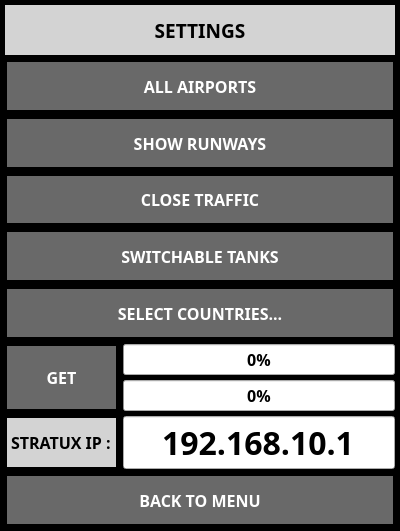
The window that ui/SettingsDialog.ui (UnexplodedMinds/Stratofier) describes before a commit, drawn with Qt 5.
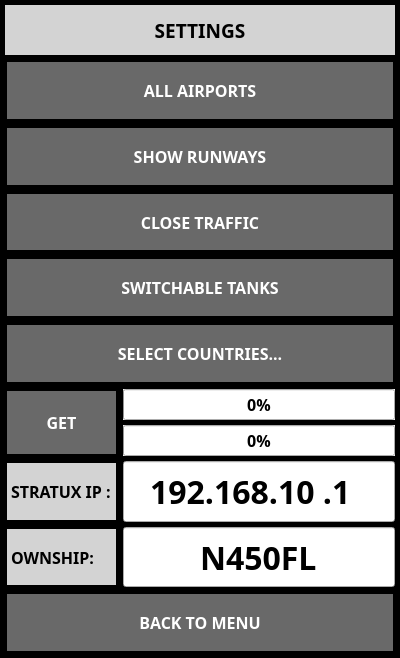
The same window after the commit. Icons and pictures are not drawn.

Commit message: Added ownship spec to settings so it can be ignored in the traffic update. Added bearing and distance indication for direct-to and from-to. Added different traffic coloring depending on altitude delta.

```diff
--- a/ui/SettingsDialog.ui
+++ b/ui/SettingsDialog.ui
@@ -7,7 +7,7 @@
     <x>0</x>
     <y>0</y>
     <width>400</width>
-    <height>531</height>
+    <height>658</height>
    </rect>
   </property>
   <property name="sizePolicy">
@@ -168,8 +168,8 @@
      </property>
     </widget>
    </item>
-   <item row="3" column="0" colspan="5">
-    <widget class="QPushButton" name="m_pTrafficButton">
+   <item row="8" column="3" colspan="2">
+    <widget class="QLineEdit" name="m_pIPEdit">
      <property name="sizePolicy">
       <sizepolicy hsizetype="MinimumExpanding" vsizetype="MinimumExpanding">
        <horstretch>0</horstretch>
@@ -179,95 +179,22 @@
      <property name="font">
       <font>
        <family>Droid Sans</family>
-       <pointsize>12</pointsize>
+       <pointsize>24</pointsize>
        <weight>75</weight>
        <bold>true</bold>
       </font>
      </property>
-     <property name="text">
-      <string>CLOSE TRAFFIC</string>
+     <property name="inputMask">
+      <string>900.900.900.900</string>
      </property>
-     <property name="iconSize">
-      <size>
-       <width>32</width>
-       <height>32</height>
-      </size>
-     </property>
-     <property name="checkable">
-      <bool>false</bool>
-     </property>
-     <property name="checked">
-      <bool>false</bool>
-     </property>
-     <property name="autoDefault">
-      <bool>false</bool>
-     </property>
-    </widget>
-   </item>
-   <item row="9" column="0" colspan="5">
-    <widget class="QPushButton" name="m_pCloseButton">
-     <property name="sizePolicy">
-      <sizepolicy hsizetype="MinimumExpanding" vsizetype="MinimumExpanding">
-       <horstretch>0</horstretch>
-       <verstretch>0</verstretch>
-      </sizepolicy>
-     </property>
-     <property name="font">
-      <font>
-       <family>Droid Sans</family>
-       <pointsize>12</pointsize>
-       <weight>75</weight>
-       <bold>true</bold>
-      </font>
-     </property>
-     <property name="autoFillBackground">
-      <bool>false</bool>
-     </property>
      <property name="text">
-      <string>BACK TO MENU</string>
+      <string>192.168.10.1</string>
      </property>
-     <property name="iconSize">
-      <size>
-       <width>32</width>
-       <height>32</height>
-      </size>
+     <property name="maxLength">
+      <number>15</number>
      </property>
-     <property name="autoDefault">
-      <bool>false</bool>
-     </property>
-    </widget>
-   </item>
-   <item row="4" column="0" colspan="5">
-    <widget class="QPushButton" name="m_pSwitchableButton">
-     <property name="sizePolicy">
-      <sizepolicy hsizetype="MinimumExpanding" vsizetype="MinimumExpanding">
-       <horstretch>0</horstretch>
-       <verstretch>0</verstretch>
-      </sizepolicy>
-     </property>
-     <property name="font">
-      <font>
-       <family>Droid Sans</family>
-       <pointsize>12</pointsize>
-       <weight>75</weight>
-       <bold>true</bold>
-      </font>
-     </property>
-     <property name="text">
-      <string>SWITCHABLE TANKS</string>
-     </property>
-     <property name="icon">
-      <iconset resource="../AHRSResources.qrc">
-       <normaloff>:/icons/resources/OK.png</normaloff>:/icons/resources/OK.png</iconset>
-     </property>
-     <property name="iconSize">
-      <size>
-       <width>32</width>
-       <height>32</height>
-      </size>
-     </property>
-     <property name="autoDefault">
-      <bool>false</bool>
+     <property name="alignment">
+      <set>Qt::AlignCenter</set>
      </property>
     </widget>
    </item>
@@ -301,6 +228,94 @@
      </property>
     </widget>
    </item>
+   <item row="7" column="3" colspan="2">
+    <layout class="QVBoxLayout" name="verticalLayout">
+     <item>
+      <widget class="QProgressBar" name="m_pCountryProgress">
+       <property name="sizePolicy">
+        <sizepolicy hsizetype="MinimumExpanding" vsizetype="MinimumExpanding">
+         <horstretch>0</horstretch>
+         <verstretch>0</verstretch>
+        </sizepolicy>
+       </property>
+       <property name="font">
+        <font>
+         <family>Droid Sans</family>
+         <pointsize>12</pointsize>
+         <weight>75</weight>
+         <bold>true</bold>
+        </font>
+       </property>
+       <property name="autoFillBackground">
+        <bool>true</bool>
+       </property>
+       <property name="value">
+        <number>0</number>
+       </property>
+       <property name="format">
+        <string>%p%</string>
+       </property>
+      </widget>
+     </item>
+     <item>
+      <widget class="QProgressBar" name="m_pDataProgress">
+       <property name="sizePolicy">
+        <sizepolicy hsizetype="MinimumExpanding" vsizetype="MinimumExpanding">
+         <horstretch>0</horstretch>
+         <verstretch>0</verstretch>
+        </sizepolicy>
+       </property>
+       <property name="font">
+        <font>
+         <family>Droid Sans</family>
+         <pointsize>12</pointsize>
+         <weight>75</weight>
+         <bold>true</bold>
+        </font>
+       </property>
+       <property name="autoFillBackground">
+        <bool>true</bool>
+       </property>
+       <property name="value">
+        <number>0</number>
+       </property>
+      </widget>
+     </item>
+    </layout>
+   </item>
+   <item row="11" column="0" colspan="5">
+    <widget class="QPushButton" name="m_pCloseButton">
+     <property name="sizePolicy">
+      <sizepolicy hsizetype="MinimumExpanding" vsizetype="MinimumExpanding">
+       <horstretch>0</horstretch>
+       <verstretch>0</verstretch>
+      </sizepolicy>
+     </property>
+     <property name="font">
+      <font>
+       <family>Droid Sans</family>
+       <pointsize>12</pointsize>
+       <weight>75</weight>
+       <bold>true</bold>
+      </font>
+     </property>
+     <property name="autoFillBackground">
+      <bool>false</bool>
+     </property>
+     <property name="text">
+      <string>BACK TO MENU</string>
+     </property>
+     <property name="iconSize">
+      <size>
+       <width>32</width>
+       <height>32</height>
+      </size>
+     </property>
+     <property name="autoDefault">
+      <bool>false</bool>
+     </property>
+    </widget>
+   </item>
    <item row="0" column="0" colspan="5">
     <widget class="QLabel" name="m_pTitleLabel">
      <property name="sizePolicy">
@@ -346,6 +361,76 @@
      </property>
     </widget>
    </item>
+   <item row="3" column="0" colspan="5">
+    <widget class="QPushButton" name="m_pTrafficButton">
+     <property name="sizePolicy">
+      <sizepolicy hsizetype="MinimumExpanding" vsizetype="MinimumExpanding">
+       <horstretch>0</horstretch>
+       <verstretch>0</verstretch>
+      </sizepolicy>
+     </property>
+     <property name="font">
+      <font>
+       <family>Droid Sans</family>
+       <pointsize>12</pointsize>
+       <weight>75</weight>
+       <bold>true</bold>
+      </font>
+     </property>
+     <property name="text">
+      <string>CLOSE TRAFFIC</string>
+     </property>
+     <property name="iconSize">
+      <size>
+       <width>32</width>
+       <height>32</height>
+      </size>
+     </property>
+     <property name="checkable">
+      <bool>false</bool>
+     </property>
+     <property name="checked">
+      <bool>false</bool>
+     </property>
+     <property name="autoDefault">
+      <bool>false</bool>
+     </property>
+    </widget>
+   </item>
+   <item row="4" column="0" colspan="5">
+    <widget class="QPushButton" name="m_pSwitchableButton">
+     <property name="sizePolicy">
+      <sizepolicy hsizetype="MinimumExpanding" vsizetype="MinimumExpanding">
+       <horstretch>0</horstretch>
+       <verstretch>0</verstretch>
+      </sizepolicy>
+     </property>
+     <property name="font">
+      <font>
+       <family>Droid Sans</family>
+       <pointsize>12</pointsize>
+       <weight>75</weight>
+       <bold>true</bold>
+      </font>
+     </property>
+     <property name="text">
+      <string>SWITCHABLE TANKS</string>
+     </property>
+     <property name="icon">
+      <iconset resource="../AHRSResources.qrc">
+       <normaloff>:/icons/resources/OK.png</normaloff>:/icons/resources/OK.png</iconset>
+     </property>
+     <property name="iconSize">
+      <size>
+       <width>32</width>
+       <height>32</height>
+      </size>
+     </property>
+     <property name="autoDefault">
+      <bool>false</bool>
+     </property>
+    </widget>
+   </item>
    <item row="2" column="0" colspan="5">
     <widget class="QPushButton" name="m_pShowRunwaysButton">
      <property name="sizePolicy">
@@ -380,30 +465,6 @@
      </property>
     </widget>
    </item>
-   <item row="8" column="3" colspan="2">
-    <widget class="QLineEdit" name="m_pIPEdit">
-     <property name="sizePolicy">
-      <sizepolicy hsizetype="MinimumExpanding" vsizetype="MinimumExpanding">
-       <horstretch>0</horstretch>
-       <verstretch>0</verstretch>
-      </sizepolicy>
-     </property>
-     <property name="font">
-      <font>
-       <family>Droid Sans</family>
-       <pointsize>24</pointsize>
-       <weight>75</weight>
-       <bold>true</bold>
-      </font>
-     </property>
-     <property name="text">
-      <string>192.168.10.1</string>
-     </property>
-     <property name="alignment">
-      <set>Qt::AlignCenter</set>
-     </property>
-    </widget>
-   </item>
    <item row="7" column="0" colspan="3">
     <widget class="QPushButton" name="m_pGetDataButton">
      <property name="sizePolicy">
@@ -679,54 +740,264 @@
      </property>
     </widget>
    </item>
-   <item row="7" column="3" colspan="2">
-    <layout class="QVBoxLayout" name="verticalLayout">
-     <item>
-      <widget class="QProgressBar" name="m_pCountryProgress">
-       <property name="sizePolicy">
-        <sizepolicy hsizetype="MinimumExpanding" vsizetype="MinimumExpanding">
-         <horstretch>0</horstretch>
-         <verstretch>0</verstretch>
-        </sizepolicy>
-       </property>
-       <property name="font">
-        <font>
-         <family>Droid Sans</family>
-         <pointsize>12</pointsize>
-         <weight>75</weight>
-         <bold>true</bold>
-        </font>
-       </property>
-       <property name="value">
-        <number>0</number>
-       </property>
-       <property name="format">
-        <string>%p%</string>
-       </property>
-      </widget>
-     </item>
-     <item>
-      <widget class="QProgressBar" name="m_pDataProgress">
-       <property name="sizePolicy">
-        <sizepolicy hsizetype="MinimumExpanding" vsizetype="MinimumExpanding">
-         <horstretch>0</horstretch>
-         <verstretch>0</verstretch>
-        </sizepolicy>
-       </property>
-       <property name="font">
-        <font>
-         <family>Droid Sans</family>
-         <pointsize>12</pointsize>
-         <weight>75</weight>
-         <bold>true</bold>
-        </font>
-       </property>
-       <property name="value">
-        <number>0</number>
-       </property>
-      </widget>
-     </item>
-    </layout>
+   <item row="9" column="3" colspan="2">
+    <widget class="QLineEdit" name="m_pOwnshipIDEdit">
+     <property name="sizePolicy">
+      <sizepolicy hsizetype="MinimumExpanding" vsizetype="MinimumExpanding">
+       <horstretch>0</horstretch>
+       <verstretch>0</verstretch>
+      </sizepolicy>
+     </property>
+     <property name="font">
+      <font>
+       <family>Droid Sans</family>
+       <pointsize>24</pointsize>
+       <weight>75</weight>
+       <bold>true</bold>
+      </font>
+     </property>
+     <property name="text">
+      <string>N450FL</string>
+     </property>
+     <property name="alignment">
+      <set>Qt::AlignCenter</set>
+     </property>
+    </widget>
+   </item>
+   <item row="9" column="0" colspan="3">
+    <widget class="QLabel" name="label_4">
+     <property name="sizePolicy">
+      <sizepolicy hsizetype="Minimum" vsizetype="Preferred">
+       <horstretch>0</horstretch>
+       <verstretch>0</verstretch>
+      </sizepolicy>
+     </property>
+     <property name="palette">
+      <palette>
+       <active>
+        <colorrole role="WindowText">
+         <brush brushstyle="SolidPattern">
+          <color alpha="255">
+           <red>0</red>
+           <green>0</green>
+           <blue>0</blue>
+          </color>
+         </brush>
+        </colorrole>
+        <colorrole role="Button">
+         <brush brushstyle="SolidPattern">
+          <color alpha="255">
+           <red>211</red>
+           <green>211</green>
+           <blue>211</blue>
+          </color>
+         </brush>
+        </colorrole>
+        <colorrole role="Text">
+         <brush brushstyle="SolidPattern">
+          <color alpha="255">
+           <red>0</red>
+           <green>0</green>
+           <blue>0</blue>
+          </color>
+         </brush>
+        </colorrole>
+        <colorrole role="ButtonText">
+         <brush brushstyle="SolidPattern">
+          <color alpha="255">
+           <red>0</red>
+           <green>0</green>
+           <blue>0</blue>
+          </color>
+         </brush>
+        </colorrole>
+        <colorrole role="Base">
+         <brush brushstyle="SolidPattern">
+          <color alpha="255">
+           <red>211</red>
+           <green>211</green>
+           <blue>211</blue>
+          </color>
+         </brush>
+        </colorrole>
+        <colorrole role="Window">
+         <brush brushstyle="SolidPattern">
+          <color alpha="255">
+           <red>211</red>
+           <green>211</green>
+           <blue>211</blue>
+          </color>
+         </brush>
+        </colorrole>
+        <colorrole role="PlaceholderText">
+         <brush brushstyle="NoBrush">
+          <color alpha="128">
+           <red>0</red>
+           <green>0</green>
+           <blue>0</blue>
+          </color>
+         </brush>
+        </colorrole>
+       </active>
+       <inactive>
+        <colorrole role="WindowText">
+         <brush brushstyle="SolidPattern">
+          <color alpha="255">
+           <red>0</red>
+           <green>0</green>
+           <blue>0</blue>
+          </color>
+         </brush>
+        </colorrole>
+        <colorrole role="Button">
+         <brush brushstyle="SolidPattern">
+          <color alpha="255">
+           <red>211</red>
+           <green>211</green>
+           <blue>211</blue>
+          </color>
+         </brush>
+        </colorrole>
+        <colorrole role="Text">
+         <brush brushstyle="SolidPattern">
+          <color alpha="255">
+           <red>0</red>
+           <green>0</green>
+           <blue>0</blue>
+          </color>
+         </brush>
+        </colorrole>
+        <colorrole role="ButtonText">
+         <brush brushstyle="SolidPattern">
+          <color alpha="255">
+           <red>0</red>
+           <green>0</green>
+           <blue>0</blue>
+          </color>
+         </brush>
+        </colorrole>
+        <colorrole role="Base">
+         <brush brushstyle="SolidPattern">
+          <color alpha="255">
+           <red>211</red>
+           <green>211</green>
+           <blue>211</blue>
+          </color>
+         </brush>
+        </colorrole>
+        <colorrole role="Window">
+         <brush brushstyle="SolidPattern">
+          <color alpha="255">
+           <red>211</red>
+           <green>211</green>
+           <blue>211</blue>
+          </color>
+         </brush>
+        </colorrole>
+        <colorrole role="PlaceholderText">
+         <brush brushstyle="NoBrush">
+          <color alpha="128">
+           <red>0</red>
+           <green>0</green>
+           <blue>0</blue>
+          </color>
+         </brush>
+        </colorrole>
+       </inactive>
+       <disabled>
+        <colorrole role="WindowText">
+         <brush brushstyle="SolidPattern">
+          <color alpha="255">
+           <red>0</red>
+           <green>0</green>
+           <blue>0</blue>
+          </color>
+         </brush>
+        </colorrole>
+        <colorrole role="Button">
+         <brush brushstyle="SolidPattern">
+          <color alpha="255">
+           <red>211</red>
+           <green>211</green>
+           <blue>211</blue>
+          </color>
+         </brush>
+        </colorrole>
+        <colorrole role="Text">
+         <brush brushstyle="SolidPattern">
+          <color alpha="255">
+           <red>0</red>
+           <green>0</green>
+           <blue>0</blue>
+          </color>
+         </brush>
+        </colorrole>
+        <colorrole role="ButtonText">
+         <brush brushstyle="SolidPattern">
+          <color alpha="255">
+           <red>0</red>
+           <green>0</green>
+           <blue>0</blue>
+          </color>
+         </brush>
+        </colorrole>
+        <colorrole role="Base">
+         <brush brushstyle="SolidPattern">
+          <color alpha="255">
+           <red>211</red>
+           <green>211</green>
+           <blue>211</blue>
+          </color>
+         </brush>
+        </colorrole>
+        <colorrole role="Window">
+         <brush brushstyle="SolidPattern">
+          <color alpha="255">
+           <red>211</red>
+           <green>211</green>
+           <blue>211</blue>
+          </color>
+         </brush>
+        </colorrole>
+        <colorrole role="PlaceholderText">
+         <brush brushstyle="NoBrush">
+          <color alpha="128">
+           <red>0</red>
+           <green>0</green>
+           <blue>0</blue>
+          </color>
+         </brush>
+        </colorrole>
+       </disabled>
+      </palette>
+     </property>
+     <property name="font">
+      <font>
+       <family>Droid Sans</family>
+       <pointsize>12</pointsize>
+       <weight>75</weight>
+       <bold>true</bold>
+      </font>
+     </property>
+     <property name="autoFillBackground">
+      <bool>false</bool>
+     </property>
+     <property name="styleSheet">
+      <string notr="true">QLabel { background-color: LightGray; color: black; }</string>
+     </property>
+     <property name="frameShape">
+      <enum>QFrame::Box</enum>
+     </property>
+     <property name="lineWidth">
+      <number>2</number>
+     </property>
+     <property name="text">
+      <string>OWNSHIP:</string>
+     </property>
+     <property name="margin">
+      <number>5</number>
+     </property>
+    </widget>
    </item>
   </layout>
  </widget>
```
The commit also changes 21 other files.
